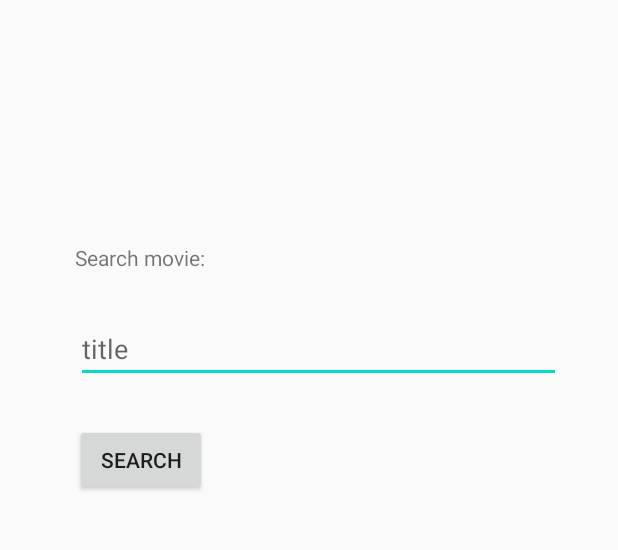
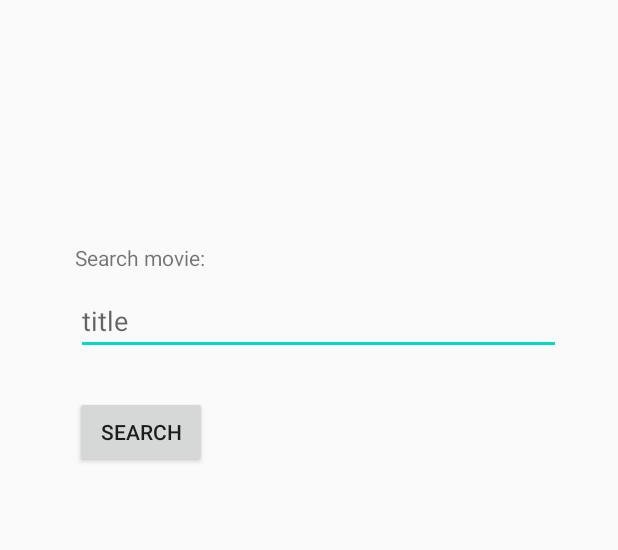
Before and after one commit to PrettyPrintSpaghettiCode/movieproject, an Android app: the screen it shows after launch (MainActivity), after a tap on "SEARCH", on a phone screen of 412 x 824 dp, the part 190-740 px from its top. Run offline under Robolectric (Android 15) with nearby library versions, the phone set to English and light mode, and no system bars.

```diff
--- a/app/build.gradle
+++ b/app/build.gradle
@@ -26,6 +26,7 @@ dependencies {
     implementation fileTree(dir: "libs", include: ["*.jar"])
     implementation 'androidx.appcompat:appcompat:1.2.0'
     implementation 'androidx.constraintlayout:constraintlayout:2.0.1'
+    implementation project(path: ':restlib')
     testImplementation 'junit:junit:4.12'
     androidTestImplementation 'androidx.test.ext:junit:1.1.2'
     androidTestImplementation 'androidx.test.espresso:espresso-core:3.3.0'
--- a/app/src/main/AndroidManifest.xml
+++ b/app/src/main/AndroidManifest.xml
@@ -3,6 +3,7 @@
     package="com.thalesgroup.movieproject">
 
     <uses-permission android:name="android.permission.INTERNET" />
+    <uses-permission android:name="android.permission.ACCESS_NETWORK_STATE" />
 
     <application
         android:allowBackup="true"
--- a/app/src/main/java/com/thalesgroup/movieproject/MainActivity.java
+++ b/app/src/main/java/com/thalesgroup/movieproject/MainActivity.java
@@ -2,10 +2,13 @@ package com.thalesgroup.movieproject;
 
 import androidx.appcompat.app.AppCompatActivity;
 
+import android.os.AsyncTask;
 import android.os.Bundle;
 import android.util.Log;
 import android.view.View;
 import android.widget.EditText;
+
+import com.thalesgroup.restlib.TmdbRestApi;
 
 public class MainActivity extends AppCompatActivity {
 
@@ -24,9 +27,7 @@ public class MainActivity extends AppCompatActivity {
         EditText editTextSearch = findViewById(R.id.editTextSearch);
         String searchTerm = editTextSearch.getText().toString();
 
-        Log.v("myLog", "searchTerm: " + searchTerm);
-
         // pass searchTerm to rest-api
-
+        new TmdbRestApi().execute(searchTerm);
     }
 }
--- a/app/src/main/res/layout/activity_main.xml
+++ b/app/src/main/res/layout/activity_main.xml
@@ -17,8 +17,8 @@
         app:layout_constraintEnd_toEndOf="parent"
         app:layout_constraintHorizontal_bias="0.568"
         app:layout_constraintStart_toStartOf="parent"
-        app:layout_constraintTop_toBottomOf="@+id/textTitle"
-        app:layout_constraintVertical_bias="0.326" />
+        app:layout_constraintTop_toBottomOf="@+id/textDescription"
+        app:layout_constraintVertical_bias="0.029" />
 
     <TextView
         android:id="@+id/textDescription"
--- a/restlib/src/main/AndroidManifest.xml
+++ b/restlib/src/main/AndroidManifest.xml
@@ -1,5 +1,4 @@
 <manifest xmlns:android="http://schemas.android.com/apk/res/android"
     package="com.thalesgroup.restlib">
 
-    /
 </manifest>
--- a/restlib/src/main/java/com/thalesgroup/restlib/TmdbRestApi.java
+++ b/restlib/src/main/java/com/thalesgroup/restlib/TmdbRestApi.java
@@ -1,5 +1,55 @@
 package com.thalesgroup.restlib;
 
+import android.os.AsyncTask;
+import android.util.Log;
+import org.json.JSONException;
+import org.json.JSONObject;
 
-public class TmdbRestApi {
+import java.io.IOException;
+import java.net.URL;
+import java.net.URLEncoder;
+import javax.net.ssl.HttpsURLConnection;
+
+
+public class TmdbRestApi extends AsyncTask<String, Void, JSONObject> {
+
+    @Override
+    protected JSONObject doInBackground(String... searchParams) {
+
+        URL oURL = null;
+        HttpsURLConnection oConnection = null;
+        JSONObject jsonObject = null;
+
+        try {
+            String query = URLEncoder.encode(searchParams[0],"UTF-8");
+            String url = "https://api.themoviedb.org/3/search/movie?api_key=4d6ee52c4891f4013dbdcad73a75f1c7&primary_release_year=2017&language=en-US&query=" + query;
+
+            // establish connection
+            oURL = new URL(url);
+            oConnection = (HttpsURLConnection) oURL.openConnection();
+//            oConnection.setRequestMethod("GET");
+//            Log.d("myLog", "Response code: " + oConnection.getResponseCode());
+        } catch (IOException e) {
+            e.printStackTrace();
+        }
+
+
+        try {
+
+            if(oConnection.getResponseCode() == HttpsURLConnection.HTTP_OK) {
+                // if connection is successful, parse the content
+                jsonObject = Parser.ParseContent(oConnection.getInputStream());
+            } else {
+                Log.d("myLog", "Response code: " + oConnection.getResponseCode());
+                Log.d("myLog", "Response message: " + oConnection.getResponseMessage());
+            }
+
+        } catch (IOException | JSONException e) {
+            e.printStackTrace();
+        } finally {
+            oConnection.disconnect();
+        }
+
+        return jsonObject;
+    }
 }
```
Also changed, not shown: restlib/src/main/java/com/thalesgroup/restlib/Parser.java (added, +95 -0 lines).
